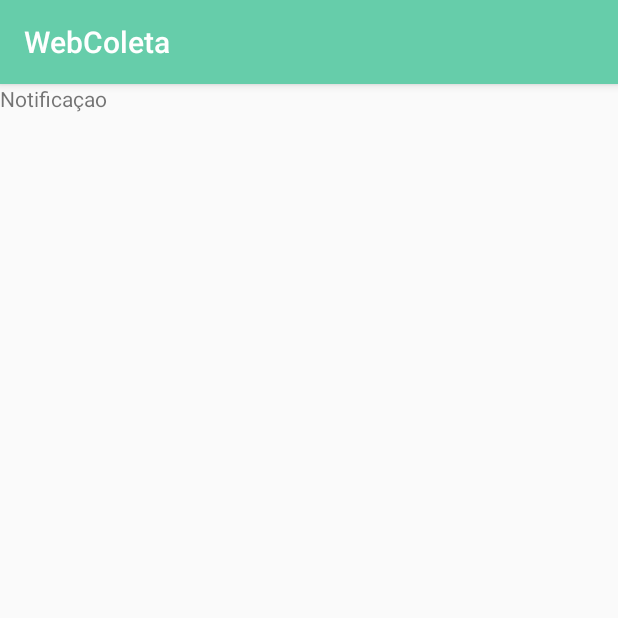
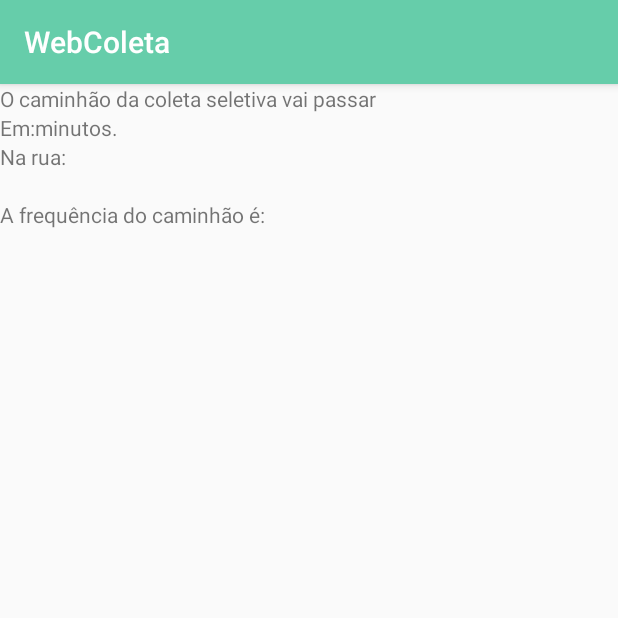
Before and after one commit to erikapessoa/WebColeta, an Android app: the NotificationActivity screen opened directly, with no data from a screen before it, on a phone screen of 412 x 824 dp, the top half of it. Run offline under Robolectric (Android 15) with nearby library versions, the phone set to English and light mode, and no system bars.

Commit message:
Alterando Notificações

```diff
--- a/app/src/main/java/com/example/anderson/webcoleta/NotificationActivity.java
+++ b/app/src/main/java/com/example/anderson/webcoleta/NotificationActivity.java
@@ -1,13 +1,42 @@
 package com.example.anderson.webcoleta;
 
+import android.content.Context;
+import android.content.SharedPreferences;
 import android.support.v7.app.AppCompatActivity;
 import android.os.Bundle;
+import android.widget.TextView;
+import android.widget.Toast;
+
+import com.example.anderson.webcoleta.util.ColetaNotification;
+import com.example.anderson.webcoleta.util.GarbageConstants;
+import com.example.anderson.webcoleta.util.SavePreferences;
 
 public class NotificationActivity extends AppCompatActivity {
+
+    ColetaNotification mNotificacaoColeta;
+    TextView mTime, mStreet, mFrequency;
+    SavePreferences mPreferences;
+    SharedPreferences mSP;
 
     @Override
     protected void onCreate(Bundle savedInstanceState) {
         super.onCreate(savedInstanceState);
         setContentView(R.layout.activity_notification);
+
+        Toast.makeText(NotificationActivity.this, "Cancelando notificação", Toast.LENGTH_SHORT).show();
+        mNotificacaoColeta = ColetaNotification.getInstance(this);
+        mNotificacaoColeta.cancelNotification();
+        Toast.makeText(NotificationActivity.this, "Chamada a notificação cancelada", Toast.LENGTH_SHORT).show();
+
+        mSP = getSharedPreferences(GarbageConstants.sFILE_SHARED_PREFERENCE, Context.MODE_PRIVATE);
+        mPreferences = SavePreferences.getInstance(mSP);
+
+        mTime = (TextView) findViewById(R.id.notification_time);
+        mStreet = (TextView) findViewById(R.id.notification_street);
+        mFrequency = (TextView) findViewById(R.id.notification_frequency);
+
+        mTime.setText(mPreferences.getPreference(GarbageConstants.sKey_Time));
+        mStreet.setText(mPreferences.getPreference(GarbageConstants.sKey_Street_Name));
+        mFrequency.setText(mPreferences.getPreference(GarbageConstants.sKey_Frequency));
     }
 }
--- a/app/src/main/java/com/example/anderson/webcoleta/util/ColetaNotification.java
+++ b/app/src/main/java/com/example/anderson/webcoleta/util/ColetaNotification.java
@@ -48,7 +48,7 @@ public class ColetaNotification {
                         .setContentText("Aviso de coleta");
 
         //Aqui eu preciso chamar minha Activity específica que vai exibir a tela com as informações
-        resultIntent = new Intent(mContext, MainActivity.class);
+        resultIntent = new Intent(mContext, NotificationActivity.class);
 
         stackBuilder = TaskStackBuilder.create(mContext);
 
--- a/app/src/main/java/com/example/anderson/webcoleta/util/NotificationReceiver.java
+++ b/app/src/main/java/com/example/anderson/webcoleta/util/NotificationReceiver.java
@@ -20,7 +20,6 @@ public class NotificationReceiver extends BroadcastReceiver {
         ColetaNotification notification = ColetaNotification.getInstance(context);
         notification.createNotification();
 
-        throw new UnsupportedOperationException("Not yet implemented");
     }
 
 
--- a/app/src/main/res/layout/activity_garbage_place_detail.xml
+++ b/app/src/main/res/layout/activity_garbage_place_detail.xml
@@ -48,9 +48,7 @@
 
     <LinearLayout
         android:layout_width="match_parent"
-        android:layout_height="275dp">
-
-
+        android:layout_height="200dp">
     <fragment
             android:id="@+id/mapview"
             android:name="com.google.android.gms.maps.SupportMapFragment"
--- a/app/src/main/res/layout/activity_notification.xml
+++ b/app/src/main/res/layout/activity_notification.xml
@@ -4,11 +4,56 @@
     xmlns:tools="http://schemas.android.com/tools"
     android:layout_width="match_parent"
     android:layout_height="match_parent"
+    android:orientation="vertical"
     tools:context="com.example.anderson.webcoleta.NotificationActivity">
 
 
     <TextView
         android:layout_width="wrap_content"
         android:layout_height="wrap_content"
-        android:text = "Notificaçao"/>
+        android:text = "@string/n_message_1"/>
+
+    <LinearLayout
+        android:layout_width="wrap_content"
+        android:layout_height="wrap_content"
+        android:orientation="horizontal">
+
+
+         <TextView
+            android:layout_width="wrap_content"
+            android:layout_height="wrap_content"
+            android:text = "@string/n_time_text"/>
+
+        <TextView
+            android:layout_width="wrap_content"
+            android:layout_height="wrap_content"
+            android:id = "@+id/notification_time"/>
+
+        <TextView
+            android:layout_width="wrap_content"
+            android:layout_height="wrap_content"
+            android:text = "@string/n_minute_text"/>
+
+    </LinearLayout>
+
+    <TextView
+        android:layout_width="wrap_content"
+        android:layout_height="wrap_content"
+        android:text = "@string/n_street_text"/>
+
+    <TextView
+        android:layout_width="wrap_content"
+        android:layout_height="wrap_content"
+        android:id = "@+id/notification_street"/>
+
+    <TextView
+        android:layout_width="wrap_content"
+        android:layout_height="wrap_content"
+        android:text = "@string/n_message_2"/>
+
+    <TextView
+        android:layout_width="wrap_content"
+        android:layout_height="wrap_content"
+        android:id = "@+id/notification_frequency"/>
+
 </LinearLayout>
--- a/app/src/main/res/values/strings.xml
+++ b/app/src/main/res/values/strings.xml
@@ -33,7 +33,13 @@
     <string name="rn_time_3">1 hora</string>
     <string name="rn_button_ok">Registrar</string>
     <string name="rn_button_cancel">Cancelar</string>
-
     <string name="rn_msg_sucess">Sua preferência foi salva com sucesso!</string>
 
+    <string name="title_notification">Aviso de Coleta</string>
+    <string name="n_message_1">O caminhão da coleta seletiva vai passar</string>
+    <string name="n_time_text">Em: </string>
+    <string name="n_minute_text">minutos. </string>
+    <string name="n_street_text">Na rua: </string>
+    <string name="n_message_2">A frequência do caminhão é: </string>
+
 </resources>
```
Also changed, not shown: app/src/main/java/com/example/anderson/webcoleta/RegisterNotificationActivity.java (+48 -18 lines).
